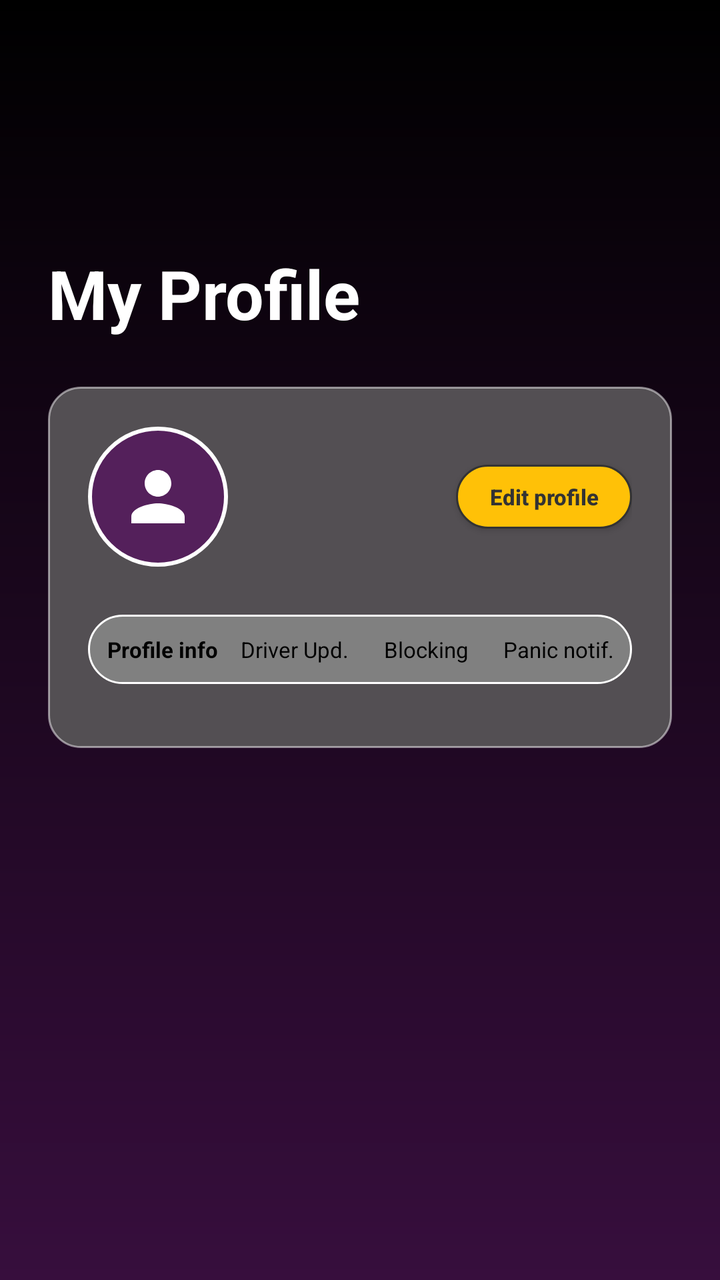
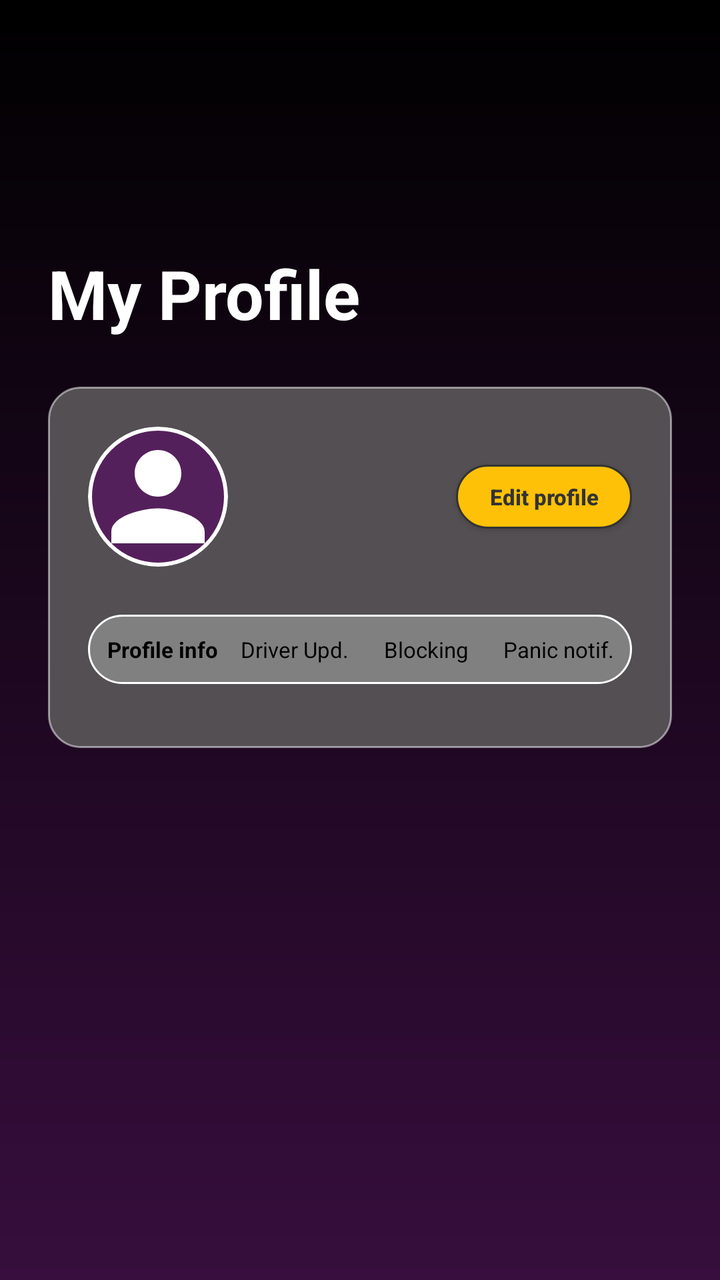

Compare the two renders of this Android layout. The source of the first and the diff that turns it into the second are given below.
<!-- AndroidManifest.xml: application theme Theme.UberProject -->
<!-- res/layout/fragment_admin_profile.xml -->
<?xml version="1.0" encoding="utf-8"?>
<ScrollView
    xmlns:android="http://schemas.android.com/apk/res/android"
    xmlns:app="http://schemas.android.com/apk/res-auto"
    android:layout_width="match_parent"
    android:layout_height="match_parent"
    android:paddingTop="100dp"
    android:clipToPadding="false"
    android:background="@drawable/background_gradient"
    android:fillViewport="true">

    <androidx.constraintlayout.widget.ConstraintLayout
        android:layout_width="match_parent"
        android:layout_height="wrap_content"
        android:padding="24dp">

        <TextView
            android:id="@+id/tvScreenTitle"
            android:layout_width="wrap_content"
            android:layout_height="wrap_content"
            android:text="@string/my_profile_title"
            android:textColor="@color/white"
            android:textSize="34sp"
            android:textStyle="bold"
            app:layout_constraintStart_toStartOf="parent"
            app:layout_constraintTop_toTopOf="parent" />

        <androidx.constraintlayout.widget.ConstraintLayout
            android:id="@+id/cardContainer"
            android:layout_width="match_parent"
            android:layout_height="wrap_content"
            android:layout_marginTop="24dp"
            android:background="@drawable/bg_card_main"
            android:padding="20dp"
            app:layout_constraintTop_toBottomOf="@id/tvScreenTitle">

            <ImageView
                android:id="@+id/imgProfile"
                android:layout_width="70dp"
                android:layout_height="70dp"
                android:background="@drawable/circle_background"
                android:padding="15dp"
                android:src="@drawable/ic_person_placeholder"
                app:layout_constraintStart_toStartOf="parent"
                app:layout_constraintTop_toTopOf="parent"
                app:tint="@color/white" />

            <LinearLayout
                android:id="@+id/userInfoLayout"
                android:layout_width="0dp"
                android:layout_height="wrap_content"
                android:layout_marginStart="12dp"
                android:layout_marginEnd="8dp"
                android:orientation="vertical"
                app:layout_constraintBottom_toBottomOf="@id/imgProfile"
                app:layout_constraintEnd_toStartOf="@+id/btnEditProfile"
                app:layout_constraintStart_toEndOf="@id/imgProfile"
                app:layout_constraintTop_toTopOf="@id/imgProfile">

                <TextView
                    android:id="@+id/headerName"
                    android:layout_width="match_parent"
                    android:layout_height="wrap_content"
                    android:text=""
                    android:textColor="@color/white"
                    android:textSize="18sp"
                    android:textStyle="bold"
                    android:singleLine="true"
                    android:ellipsize="end" />

                <TextView
                    android:id="@+id/headerEmail"
                    android:layout_width="match_parent"
                    android:layout_height="wrap_content"
                    android:text=""
                    android:textColor="#B0B0B0"
                    android:textSize="12sp"
                    android:singleLine="true"
                    android:ellipsize="end" />
            </LinearLayout>

            <androidx.appcompat.widget.AppCompatButton
                android:id="@+id/btnEditProfile"
                android:layout_width="wrap_content"
                android:layout_height="32dp"
                android:background="@drawable/bg_button_yellow"
                android:paddingHorizontal="10dp"
                android:text="@string/edit_profile_title"
                android:textAllCaps="false"
                android:textColor="@color/text_dark"
                android:textSize="11sp"
                android:textStyle="bold"
                app:layout_constraintBottom_toBottomOf="@id/imgProfile"
                app:layout_constraintEnd_toEndOf="parent"
                app:layout_constraintTop_toTopOf="@id/imgProfile" />

            <LinearLayout
                android:id="@+id/tabsContainer"
                android:layout_width="match_parent"
                android:layout_height="wrap_content"
                android:layout_marginTop="24dp"
                android:background="@drawable/bg_tabs_outline"
                android:orientation="horizontal"
                android:padding="4dp"
                android:weightSum="4"
                app:layout_constraintTop_toBottomOf="@id/imgProfile">

                <TextView
                    android:id="@+id/tabInfo"
                    android:layout_width="0dp"
                    android:layout_height="wrap_content"
                    android:layout_weight="1"
                    android:gravity="center"
                    android:paddingVertical="6dp"
                    android:text="@string/profile_info_title"
                    android:textColor="@color/black"
                    android:textSize="11sp"
                    android:textStyle="bold" />

                <TextView
                    android:id="@+id/tabDriverUpdates"
                    android:layout_width="0dp"
                    android:layout_height="wrap_content"
                    android:layout_weight="1"
                    android:gravity="center"
                    android:text="@string/driver_updates_title"
                    android:textSize="11sp"
                    android:textColor="@color/black" />

                <TextView
                    android:id="@+id/tabBlocking"
                    android:layout_width="0dp"
                    android:layout_height="wrap_content"
                    android:layout_weight="1"
                    android:gravity="center"
                    android:text="@string/blocking_title"
                    android:textSize="11sp"
                    android:textColor="@color/black" />

                <TextView
                    android:id="@+id/tabPanic"
                    android:layout_width="0dp"
                    android:layout_height="wrap_content"
                    android:layout_weight="1"
                    android:gravity="center"
                    android:text="@string/panic_notifications_title"
                    android:textSize="11sp"
                    android:textColor="@color/black" />
            </LinearLayout>

            <FrameLayout
                android:id="@+id/profileContentContainer"
                android:layout_width="match_parent"
                android:layout_height="wrap_content"
                android:layout_marginTop="12dp"
                app:layout_constraintTop_toBottomOf="@id/tabsContainer" />

        </androidx.constraintlayout.widget.ConstraintLayout>

    </androidx.constraintlayout.widget.ConstraintLayout>
</ScrollView>
<!-- resources referenced by this layout -->
<resources>
  <color name="black">#FF000000</color>
  <color name="text_dark">#333333</color>
  <color name="white">#FFFFFFFF</color>
  <!-- drawable background_gradient (drawable) -->
  <?xml version="1.0" encoding="utf-8"?>
  <shape xmlns:android="http://schemas.android.com/apk/res/android">
      <gradient
          android:type="linear"
          android:angle="90"
          android:startColor="@color/purple_main"
          android:endColor="@color/black" />
  </shape>
  <!-- drawable bg_button_yellow (drawable) -->
  <?xml version="1.0" encoding="utf-8"?>
  <shape xmlns:android="http://schemas.android.com/apk/res/android">
      <solid android:color="@color/accent_yellow"/>
      <corners android:radius="50dp"/>
  
      <stroke
          android:width="1dp"
          android:color="@color/text_dark" />
  </shape>
  <!-- drawable bg_card_main (drawable) -->
  <?xml version="1.0" encoding="utf-8"?>
  <shape xmlns:android="http://schemas.android.com/apk/res/android">
      <solid android:color="@color/card_background"/>
      <corners android:radius="16dp"/>
  
      <stroke
          android:width="1dp"
          android:color="#80FFFFFF"/>
  </shape>
  <!-- drawable bg_tabs_outline (drawable) -->
  <?xml version="1.0" encoding="utf-8"?>
  <shape xmlns:android="http://schemas.android.com/apk/res/android">
      <solid android:color="#808080" />
  
      <stroke
          android:width="1dp"
          android:color="@color/white" />
  
      <corners android:radius="25dp" />
  </shape>
  <!-- drawable circle_background (drawable) -->
  <shape xmlns:android="http://schemas.android.com/apk/res/android"
      android:shape="oval">
      <solid android:color="@color/purple_tint" />
      <stroke
          android:width="2dp"
          android:color="@color/text_white" />
  </shape>
  <!-- drawable ic_person_placeholder (drawable) -->
  <vector xmlns:android="http://schemas.android.com/apk/res/android"
      android:width="24dp"
      android:height="24dp"
      android:viewportWidth="24"
      android:viewportHeight="24"
      android:tint="@color/text_white">
      <path
          android:fillColor="@android:color/white"
          android:pathData="M12,12c2.21,0 4,-1.79 4,-4s-1.79,-4 -4,-4 -4,1.79 -4,4 1.79,4 4,4zM12,14c-2.67,0 -8,1.34 -8,4v2h16v-2c0,-2.66 -5.33,-4 -8,-4z"/>
  </vector>
  <string name="blocking_title">Blocking</string>
  <string name="driver_updates_title">Driver Upd.</string>
  <string name="edit_profile_title">Edit profile</string>
  <string name="my_profile_title">My Profile</string>
  <string name="panic_notifications_title">Panic notif.</string>
  <string name="profile_info_title">Profile info</string>
  <style name="Theme.UberProject" parent="Base.Theme.UberProject" />
  <color name="purple_main">#370E3D</color>
  <color name="accent_yellow">#FFC107</color>
  <color name="card_background">#534f53</color>
  <color name="purple_tint">#D955185D</color>
  <color name="text_white">#FFFFFF</color>
  <style name="Base.Theme.UberProject" parent="Theme.Material3.DayNight.NoActionBar">
          
          
      </style>
</resources>

<!-- the commit's change to res/layout/fragment_admin_profile.xml (unified diff, before → after) -->
@@ -34,16 +34,32 @@
             android:padding="20dp"
             app:layout_constraintTop_toBottomOf="@id/tvScreenTitle">
 
-            <ImageView
-                android:id="@+id/imgProfile"
+            <FrameLayout
+                android:id="@+id/profileImageContainer"
                 android:layout_width="70dp"
                 android:layout_height="70dp"
                 android:background="@drawable/circle_background"
-                android:padding="15dp"
-                android:src="@drawable/ic_person_placeholder"
+                android:clipToOutline="true"
                 app:layout_constraintStart_toStartOf="parent"
-                app:layout_constraintTop_toTopOf="parent"
-                app:tint="@color/white" />
+                app:layout_constraintTop_toTopOf="parent">
+
+                <ImageView
+                    android:id="@+id/imgProfile"
+                    android:layout_width="match_parent"
+                    android:layout_height="match_parent"
+                    android:scaleType="centerCrop"
+                    android:src="@drawable/ic_person_placeholder" />
+
+                <LinearLayout
+                    android:id="@+id/layoutChangePhoto"
+                    android:layout_width="match_parent"
+                    android:layout_height="match_parent"
+                    android:background="#80000000"
+                    android:gravity="center"
+                    android:orientation="vertical"
+                    android:visibility="gone">
+                </LinearLayout>
+            </FrameLayout>
 
             <LinearLayout
                 android:id="@+id/userInfoLayout"
@@ -52,10 +68,10 @@
                 android:layout_marginStart="12dp"
                 android:layout_marginEnd="8dp"
                 android:orientation="vertical"
-                app:layout_constraintBottom_toBottomOf="@id/imgProfile"
+                app:layout_constraintBottom_toBottomOf="@id/profileImageContainer"
                 app:layout_constraintEnd_toStartOf="@+id/btnEditProfile"
-                app:layout_constraintStart_toEndOf="@id/imgProfile"
-                app:layout_constraintTop_toTopOf="@id/imgProfile">
+                app:layout_constraintStart_toEndOf="@id/profileImageContainer"
+                app:layout_constraintTop_toTopOf="@id/profileImageContainer">
 
                 <TextView
                     android:id="@+id/headerName"
@@ -90,9 +106,9 @@
                 android:textColor="@color/text_dark"
                 android:textSize="11sp"
                 android:textStyle="bold"
-                app:layout_constraintBottom_toBottomOf="@id/imgProfile"
+                app:layout_constraintBottom_toBottomOf="@id/profileImageContainer"
                 app:layout_constraintEnd_toEndOf="parent"
-                app:layout_constraintTop_toTopOf="@id/imgProfile" />
+                app:layout_constraintTop_toTopOf="@id/profileImageContainer" />
 
             <LinearLayout
                 android:id="@+id/tabsContainer"
@@ -103,7 +119,7 @@
                 android:orientation="horizontal"
                 android:padding="4dp"
                 android:weightSum="4"
-                app:layout_constraintTop_toBottomOf="@id/imgProfile">
+                app:layout_constraintTop_toBottomOf="@id/profileImageContainer">
 
                 <TextView
                     android:id="@+id/tabInfo"
